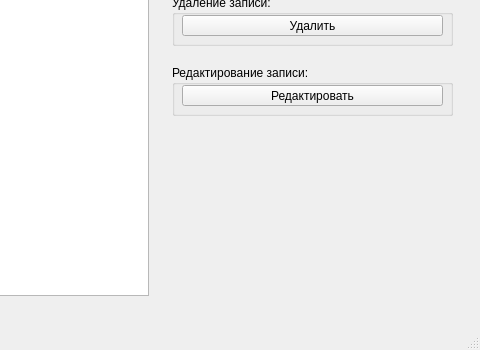
Old version of the form PasswManagerOfHeathyMan/mainwindow.ui in the repository DeZerom/password_manager; both pictures show x 198 to 678 and y 235 to 585 of the 678 by 585 pixel window.
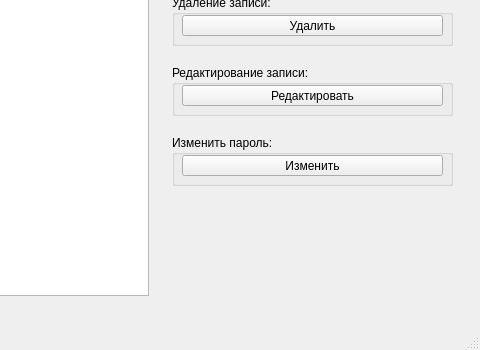
New version of the form.

The edit to the form file:
```diff
--- a/PasswManagerOfHeathyMan/mainwindow.ui
+++ b/PasswManagerOfHeathyMan/mainwindow.ui
@@ -145,6 +145,32 @@
      </property>
     </widget>
    </widget>
+   <widget class="QGroupBox" name="groupBox_4">
+    <property name="geometry">
+     <rect>
+      <x>370</x>
+      <y>370</y>
+      <width>281</width>
+      <height>51</height>
+     </rect>
+    </property>
+    <property name="title">
+     <string>Изменить пароль:</string>
+    </property>
+    <widget class="QPushButton" name="changeRecord_2">
+     <property name="geometry">
+      <rect>
+       <x>10</x>
+       <y>20</y>
+       <width>261</width>
+       <height>21</height>
+      </rect>
+     </property>
+     <property name="text">
+      <string>Изменить</string>
+     </property>
+    </widget>
+   </widget>
   </widget>
   <widget class="QMenuBar" name="menubar">
    <property name="geometry">
```
